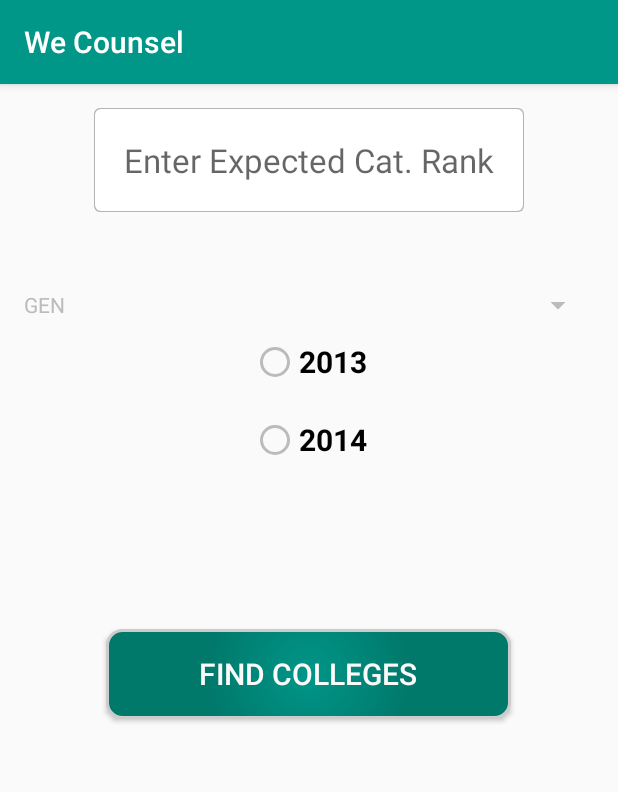
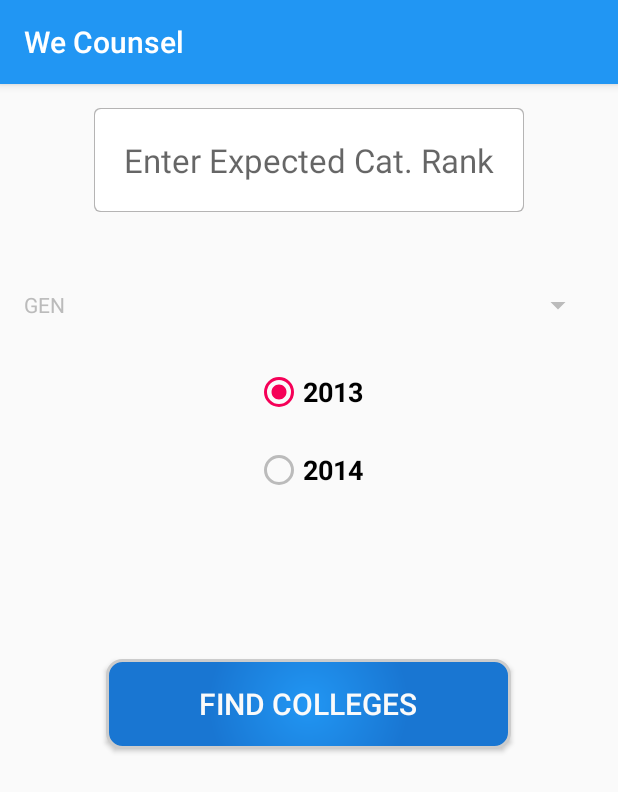
Before and after one commit to akshayaggarwal99/We_Counsel, an Android app: the MainActivity screen opened directly, with no data from a screen before it, on a phone screen of 412 x 824 dp. Shown: the top 792 px of the screen. Run offline under Robolectric (Android 15) with nearby library versions, the phone set to English and light mode, and no system bars.

Commit message:
Theme Changed And List View Converted into card view

```diff
--- a/app/build.gradle
+++ b/app/build.gradle
@@ -8,8 +8,8 @@ android {
         applicationId "com.aka.wecounsel"
         minSdkVersion 15
         targetSdkVersion 22
-        versionCode 4
-        versionName "1.4"
+        versionCode 6
+        versionName "2.1"
     }
     buildTypes {
         release {
@@ -22,5 +22,5 @@ android {
 dependencies {
     compile fileTree(include: ['*.jar'], dir: 'libs')
     compile 'com.android.support:appcompat-v7:22.1.1'
-    compile files('libs/StartAppInApp-3.0.jar')
+
 }
--- a/app/src/main/java/com/aka/wecounsel/SelectionActivity.java
+++ b/app/src/main/java/com/aka/wecounsel/SelectionActivity.java
@@ -49,4 +49,9 @@ public class SelectionActivity extends ActionBarActivity {
         Intent intent = new Intent(this,RankPredictor.class);
                 startActivity(intent);
     }
+
+    public void onJeemainClick(View view) {
+        Intent i=new Intent(this,JeeMain.class);
+        startActivity(i);
+    }
 }
--- a/app/src/main/res/drawable/button_shape.xml
+++ b/app/src/main/res/drawable/button_shape.xml
@@ -5,8 +5,8 @@
         />
     <gradient
         android:gradientRadius="100"
-        android:startColor="#009688"
-        android:endColor="#00796B"
+        android:startColor="#2196F3"
+        android:endColor="#1976D2"
         android:type="radial"
         />
     <padding
--- a/app/src/main/res/layout/activity_main.xml
+++ b/app/src/main/res/layout/activity_main.xml
@@ -1,50 +1,56 @@
 <RelativeLayout xmlns:android="http://schemas.android.com/apk/res/android"
+    xmlns:app="http://schemas.android.com/apk/res-auto"
     xmlns:tools="http://schemas.android.com/tools"
-    xmlns:app="http://schemas.android.com/apk/res-auto"
     android:layout_width="match_parent"
     android:layout_height="match_parent"
+    android:layout_weight="100"
+    android:paddingBottom="@dimen/activity_vertical_margin"
+    android:paddingLeft="@dimen/activity_horizontal_margin"
     android:paddingRight="@dimen/activity_horizontal_margin"
-    android:paddingLeft="@dimen/activity_horizontal_margin"
     android:paddingTop="@dimen/activity_vertical_margin"
-    android:paddingBottom="@dimen/activity_vertical_margin"
-    android:layout_weight="100"
     tools:context="com.aka.wecounsel.SelectionActivity">
+
+
+    ,
+
     <LinearLayout
+        android:id="@+id/layout_1"
         android:layout_width="match_parent"
         android:layout_height="wrap_content"
-    android:weightSum="50"
+        android:layout_alignParentEnd="true"
+        android:layout_alignParentRight="true"
+        android:layout_alignParentTop="true"
         android:orientation="vertical"
-    android:id="@+id/layout_1"
-    android:layout_alignParentTop="true"
-    android:layout_alignParentRight="true"
-    android:layout_alignParentEnd="true">
+        android:weightSum="50">
+
         <EditText
             android:id="@+id/edit_rank"
             android:layout_width="wrap_content"
             android:layout_height="wrap_content"
-        android:textSize="22sp"
+            android:layout_alignParentTop="true"
+            android:layout_centerHorizontal="true"
+            android:layout_gravity="center"
+            android:background="@drawable/inputbox"
+            android:hint="Enter Expected Cat. Rank"
+            android:imeOptions="actionDone"
             android:inputType="number"
             android:padding="20dp"
-        android:hint="Enter Expected Cat. Rank"
-        android:textColor="@color/sinch_purple"
-        android:background="@drawable/inputbox"
-        android:imeOptions="actionDone"
-        android:layout_gravity="center"
-        android:layout_alignParentTop="true"
-        android:layout_centerHorizontal="true"
-        /><requestFocus/>
+            android:textColor="@android:color/black"
+            android:textSize="22sp" />
 
-    /></LinearLayout>
+        <requestFocus />
+
+        />
+    </LinearLayout>
 
 
     <LinearLayout
+        android:id="@+id/layout_2"
         android:layout_width="match_parent"
         android:layout_height="match_parent"
-        android:weightSum="50"
-        android:id="@+id/layout_2"
+        android:layout_below="@+id/layout_1"
         android:orientation="vertical"
-        android:layout_below="@+id/layout_1"
-        >
+        android:weightSum="50">
 
         <Spinner
             android:id="@+id/spinnerstate"
@@ -54,52 +60,57 @@
 
             />
 
+
         <RadioGroup
+            android:id="@+id/radio_group"
             android:layout_width="match_parent"
-            android:id="@+id/radio_group"
             android:layout_height="wrap_content"
-            android:orientation="vertical">
+            android:orientation="vertical"
+            android:layout_marginTop="20dp">
+
             <RadioButton
+                android:id="@+id/radioButton_2013"
                 android:layout_width="wrap_content"
                 android:layout_height="wrap_content"
-            android:text="2013"
-            android:textSize="20dp"
-            android:textStyle="bold"
+                android:layout_gravity="center_horizontal"
                 android:layout_margin="10dp"
                 android:layout_marginTop="15dp"
+                android:text="2013"
+                android:checked="true"
 
-            android:id="@+id/radioButton_2013"
-            android:layout_gravity="center_horizontal" />
+                android:textSize="18dp"
+                android:textStyle="bold" />
+
 
             <RadioButton
+                android:id="@+id/radioButton_2014"
                 android:layout_width="wrap_content"
                 android:layout_height="wrap_content"
+                android:layout_gravity="center_horizontal"
+                android:layout_margin="10dp"
                 android:text="2014"
-            android:textSize="20dp"
-            android:textStyle="bold"
-            android:layout_margin="10dp"
 
-            android:id="@+id/radioButton_2014"
-            android:layout_gravity="center_horizontal" />
+                android:textSize="18dp"
+                android:textStyle="bold" />
 
         </RadioGroup>
+
         <Button
             android:id="@+id/find_colleges"
             android:layout_width="wrap_content"
             android:layout_height="wrap_content"
 
-        android:background="@drawable/button_shape"
-        android:text="Find Colleges"
-        android:textSize="20dp"
+            android:layout_alignParentBottom="true"
+            android:layout_centerHorizontal="true"
             android:layout_gravity="center"
             android:layout_marginTop="100dp"
+            android:background="@drawable/button_shape"
             android:onClick="onFindCollegesClick"
-        android:layout_alignParentBottom="true"
-        android:layout_centerHorizontal="true"
-         />
-
+            android:text="Find Colleges"
+            android:textSize="20dp" />
 
 
     </LinearLayout>
 
+
 </RelativeLayout>
--- a/app/src/main/res/layout/activity_sub_activity_2.xml
+++ b/app/src/main/res/layout/activity_sub_activity_2.xml
@@ -9,7 +9,7 @@
     <TextView
         android:layout_width="wrap_content"
         android:layout_height="wrap_content"
-        android:text="kudos !! After all your years of struggling , You have finally managed to crack your way to prestigious IITs."
+        android:text="kudos !! After all your years of struggling , You have finally managed to crack your way into prestigious IITs."
         android:id="@+id/textView"
         android:textSize="20dp"
         android:gravity="center"
@@ -19,7 +19,7 @@
         android:layout_height="wrap_content"
         android:textSize="20dp"
         android:gravity="center"
-        android:textColor="@color/primaryColorDark"
+        android:textColor="@color/accentColor"
         android:id="@+id/tv_rank"
         android:layout_below="@+id/textView"
         android:layout_alignParentLeft="true"
--- /dev/null
+++ b/app/src/main/res/menu/menu_jee_main.xml
@@ -0,0 +1,6 @@
+<menu xmlns:android="http://schemas.android.com/apk/res/android"
+    xmlns:app="http://schemas.android.com/apk/res-auto"
+    xmlns:tools="http://schemas.android.com/tools" tools:context="com.aka.wecounsel.JeeMain">
+    <item android:id="@+id/action_settings" android:title="@string/action_settings"
+        android:orderInCategory="100" app:showAsAction="never" />
+</menu>
--- a/app/src/main/res/values/colors.xml
+++ b/app/src/main/res/values/colors.xml
@@ -1,12 +1,15 @@
 <?xml version="1.0" encoding="utf-8"?>
 <resources>
-    <color name="primaryColor">#009688</color>
-    <color name="primaryColorDark">#00796B</color>
-    <color name="accentColor">#FFFFFF</color>
+    <color name="primaryColor">#2196F3</color>
+    <color name="primaryColorDark">#1976D2</color>
+    <color name="accentColor">#F50057</color>
     <color name="sinch_purple">#80CBC4</color>
     <color name="off_white">#fffafafa</color>
     <color name="dark_gray">#ffb3b3b3</color>
     <color name="very_dark_gray">#636363</color>
     <color name="tabsScrollColor">#8a140e</color>
+    <color name="second_grey">#ff999999</color>
+    <color name="card_white">#ffffffff</color>
+    <color name="card_shadow">#8c666666</color>
 
 </resources>
--- a/app/src/main/res/values/dimens.xml
+++ b/app/src/main/res/values/dimens.xml
@@ -2,4 +2,8 @@
     <!-- Default screen margins, per the Android Design guidelines. -->
     <dimen name="activity_horizontal_margin">16dp</dimen>
     <dimen name="activity_vertical_margin">16dp</dimen>
+    <dimen name="cardMarginHorizontal">10dp</dimen>
+    <dimen name="cardMarginVertical">8dp</dimen>
+
+    <dimen name="materialviewpager_logoHeight">35dp</dimen>
 </resources>
--- a/app/src/main/res/values/strings.xml
+++ b/app/src/main/res/values/strings.xml
@@ -8,4 +8,5 @@
     <string name="title_activity_selection">SelectionActivity</string>
     <string name="title_activity_rank_predictor">RankPredictor</string>
     <string name="title_activity_sub_activity_2">SubActivity_2</string>
+    <string name="title_activity_jee_main">JeeMain</string>
 </resources>
--- a/app/src/main/res/values/styles.xml
+++ b/app/src/main/res/values/styles.xml
@@ -7,7 +7,7 @@
         <!--   darker variant for the status bar and contextual app bars -->
         <item name="colorPrimaryDark">@color/primaryColorDark</item>
         <!--   theme UI controls like checkboxes and text fields -->
-        <item name="colorAccent">#FF3D00</item>
+        <item name="colorAccent">#F50057</item>
 
 
 
```
Also changed, not shown: app/src/main/AndroidManifest.xml (+7 -4 lines), app/src/main/java/com/aka/wecounsel/DataBaseHelper.java (+6 -1 lines), app/src/main/java/com/aka/wecounsel/MainActivity.java (+7 -10 lines), app/src/main/res/drawable/layer_card_background.xml (added, +20 -0 lines), app/src/main/res/drawable/layer_card_background_selected.xml (added, +20 -0 lines), app/src/main/res/drawable/selector_card_background.xml (added, +9 -0 lines), app/src/main/res/layout/activity_selection.xml (+15 -0 lines), app/src/main/res/layout/activity_sub.xml (+7 -2 lines), app/src/main/res/layout/college_list_item.xml (+8 -2 lines), app/src/main/res/layout/header.xml (added, +8 -0 lines), 2 other files. Lines whose indentation alone changed are shown as unchanged.
